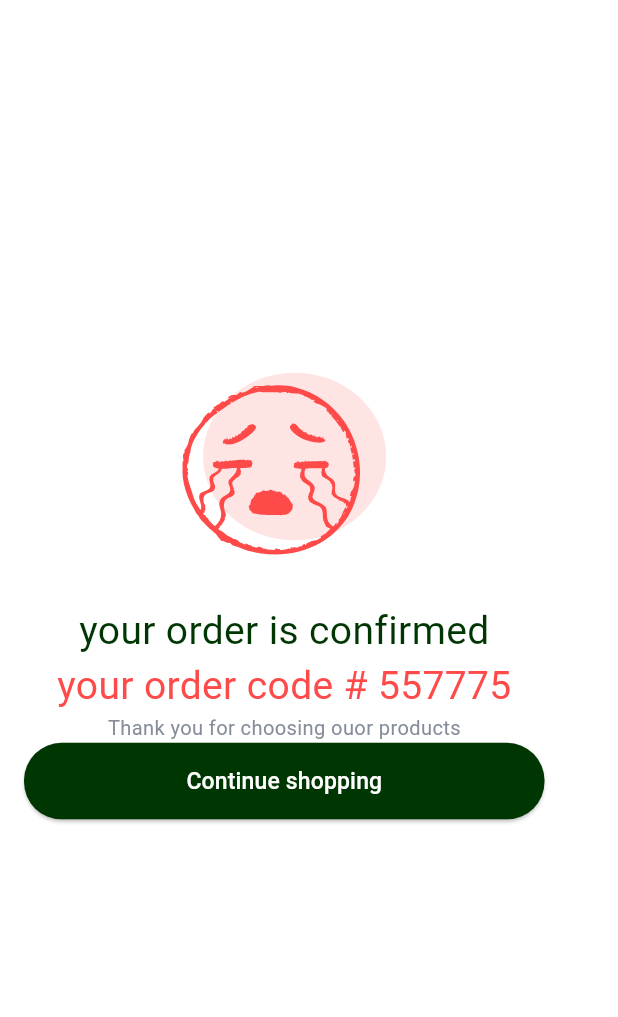
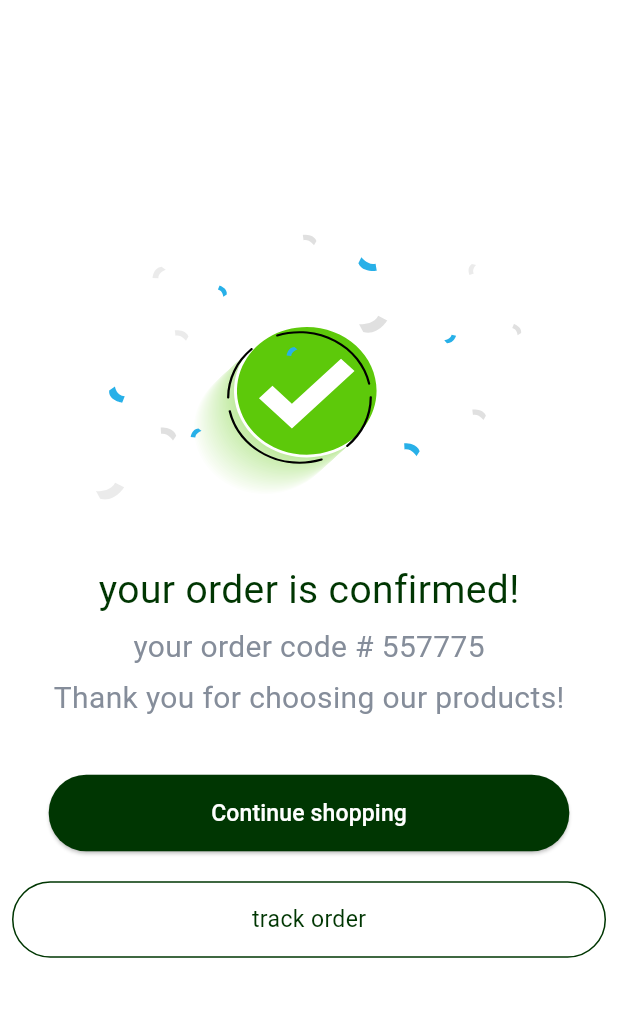
Before and after one commit to AyaNasserEzat/market, a Flutter app: the ConfirmationView screen opened directly, on a phone screen of 412 x 824 dp, the part 64-1081 px from its top. Run offline on Flutter 3.47's test engine with Material 3 defaults, Android fonts, the phone set to English and light mode, and no system bars; our stand-ins replace flutter_screenutil, flutter_svg, go_router, pin_code_fields, timeline_tile; Roboto replaces fonts that are missing (TitilliumWeb).

Commit message:
do track order btn

```diff
--- a/lib/feature/auth_feature/presentation/views/widgets/custom_button.dart
+++ b/lib/feature/auth_feature/presentation/views/widgets/custom_button.dart
@@ -1,10 +1,11 @@
 import 'package:flutter/material.dart';
+import 'package:flutter_screenutil/flutter_screenutil.dart';
 import 'package:pure_soft/core/utils/app_color.dart';
 import 'package:pure_soft/core/utils/text_style.dart';
 
 
 class CustomButton extends StatelessWidget {
-  const CustomButton({
+   CustomButton({
     super.key,
     required this.onpressed,
     required this.text,
--- a/lib/feature/cart_feature/presentation/views/confirmation_view.dart
+++ b/lib/feature/cart_feature/presentation/views/confirmation_view.dart
@@ -6,6 +6,7 @@ import 'package:pure_soft/core/utils/app_color.dart';
 import 'package:pure_soft/core/utils/app_strings.dart';
 import 'package:pure_soft/core/utils/text_style.dart';
 import 'package:pure_soft/feature/auth_feature/presentation/views/widgets/custom_button.dart';
+import 'package:pure_soft/feature/cart_feature/presentation/views/widgets/track_order_btn.dart';
 
 class ConfirmationView extends StatelessWidget {
   const ConfirmationView({super.key});
@@ -23,19 +24,22 @@ class ConfirmationView extends StatelessWidget {
 
     ),
       body: Padding(
-        padding: const EdgeInsets.all(16.0),
+        padding: const EdgeInsets.all(8.0),
         child: Column(
+          spacing: 5,
           mainAxisAlignment: MainAxisAlignment.center,
 
           children: [
-            SvgPicture.asset(AppAssetes.ops),
+            SvgPicture.asset(AppAssetes.confirmImage),
             SizedBox(height: 36.h,),
-            Text("your order is confirmed",style: CustomTextStyle.TitilliumWebBold16.copyWith(fontSize: 26,color: AppColor.green),),
-            Text("your order code # 557775",style: CustomTextStyle.TitilliumWebBold16.copyWith(fontSize: 26,color: AppColor.red),),
-            Text("Thank you for choosing ouor products",style: CustomTextStyle.regular,),
+            Text("your order is confirmed!",style: CustomTextStyle.TitilliumWebBold16.copyWith(fontSize: 26,color: AppColor.green),),
+            Text("your order code # 557775",style: CustomTextStyle.regular.copyWith(fontSize: 20),),
+            Text("Thank you for choosing our products!",style: CustomTextStyle.regular.copyWith(fontSize: 20),),
 
-            // SizedBox(height: 60.h,),
+             SizedBox(height: 30.h,),
             CustomButton(onpressed: (){}, text: "Continue shopping",),
+            SizedBox(height: 10,),
+            TrackOrderBtn()
 
           ],
         ),
--- a/lib/feature/cart_feature/presentation/views/widgets/checkout_section.dart
+++ b/lib/feature/cart_feature/presentation/views/widgets/checkout_section.dart
@@ -1,5 +1,6 @@
 import 'package:flutter/material.dart';
 import 'package:flutter_screenutil/flutter_screenutil.dart';
+import 'package:pure_soft/core/utils/app_color.dart';
 import 'package:pure_soft/core/utils/text_style.dart';
 import 'package:pure_soft/feature/cart_feature/presentation/views/widgets/dash_row.dart';
 
@@ -21,7 +22,7 @@ class CheckoutSection extends StatelessWidget {
                 children: [
                   TextSpan(
                     text: "35.00",
-                    style: CustomTextStyle.regular.copyWith(fontSize: 12.sp),
+                    style: CustomTextStyle.TitilliumWebBold16.copyWith(fontSize: 21.sp,color: AppColor.gray),
                   ),
                   TextSpan(
                     text: "KD",
--- /dev/null
+++ b/lib/feature/cart_feature/presentation/views/widgets/track_order_btn.dart
@@ -0,0 +1,22 @@
+import 'package:flutter/widgets.dart';
+import 'package:flutter_screenutil/flutter_screenutil.dart';
+import 'package:pure_soft/core/utils/app_color.dart';
+import 'package:pure_soft/core/utils/text_style.dart';
+
+class TrackOrderBtn extends StatelessWidget {
+  const TrackOrderBtn({super.key});
+
+  @override
+  Widget build(BuildContext context) {
+    return  Container(
+     // width: 347.w,
+      height: 51,
+      decoration: BoxDecoration(
+        border: Border.all(color: AppColor.green),
+        borderRadius: BorderRadius.circular(28),
+        color: AppColor.white
+      ),
+      child: Center(child: Text("track order",style: CustomTextStyle.TitilliumWebBold16,)),
+    );
+  }
+}
```
Also changed, not shown: lib/feature/cart_feature/presentation/views/cart_view.dart (+11 -14 lines), lib/feature/cart_feature/presentation/views/widgets/cart_item.dart (+51 -28 lines), lib/feature/cart_feature/presentation/views/widgets/cart_list.dart (+8 -9 lines).
